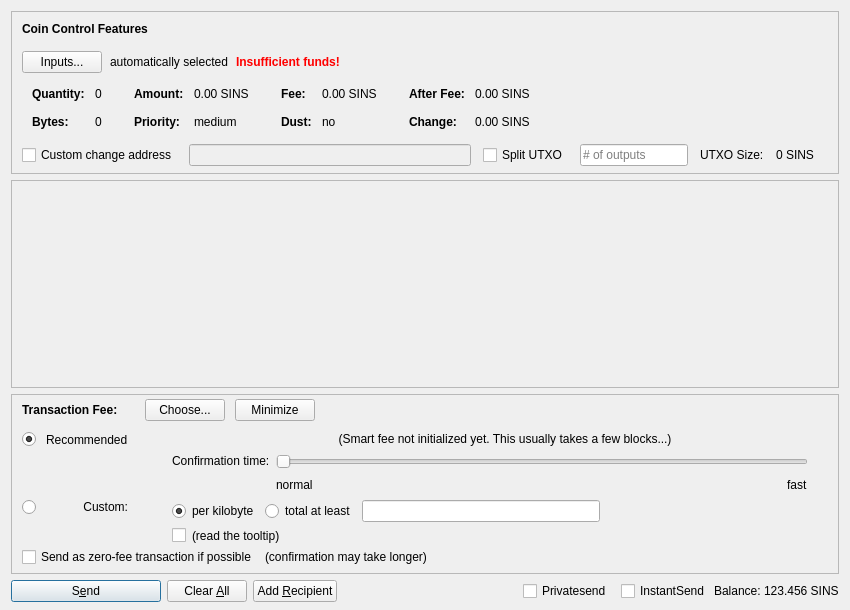
puzcoin/sins-coin, file src/qt/forms/sendcoinsdialog.ui: the form before one commit.
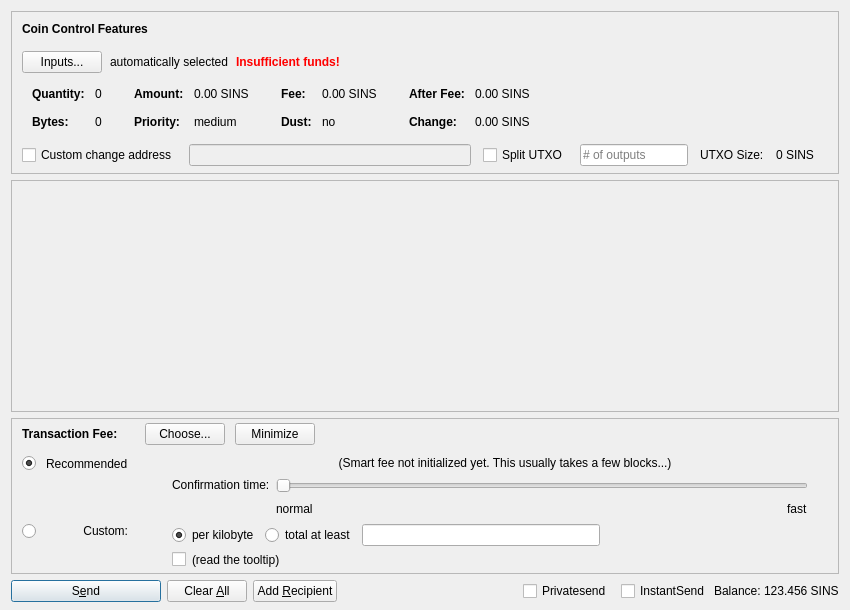
The form after the commit. Icons and pictures are not drawn. Custom widgets are drawn as their Qt base class.

What changed in the file:
```diff
--- a/src/qt/forms/sendcoinsdialog.ui
+++ b/src/qt/forms/sendcoinsdialog.ui
@@ -1224,46 +1224,6 @@
              </item>
             </layout>
            </item>
-           <item>
-            <layout class="QHBoxLayout" name="horizontalLayoutFee5" stretch="0,0,0">
-             <property name="spacing">
-              <number>8</number>
-             </property>
-             <property name="bottomMargin">
-              <number>4</number>
-             </property>
-             <item>
-              <widget class="QCheckBox" name="checkBoxFreeTx">
-               <property name="text">
-                <string>Send as zero-fee transaction if possible</string>
-               </property>
-              </widget>
-             </item>
-             <item>
-              <widget class="QLabel" name="labelFreeTx">
-               <property name="text">
-                <string>(confirmation may take longer)</string>
-               </property>
-               <property name="margin">
-                <number>5</number>
-               </property>
-              </widget>
-             </item>
-             <item>
-              <spacer name="horizontalSpacerFee5">
-               <property name="orientation">
-                <enum>Qt::Horizontal</enum>
-               </property>
-               <property name="sizeHint" stdset="0">
-                <size>
-                 <width>1</width>
-                 <height>1</height>
-                </size>
-               </property>
-              </spacer>
-             </item>
-            </layout>
-           </item>
            <item>
             <spacer name="verticalSpacerFee2">
              <property name="orientation">
```
